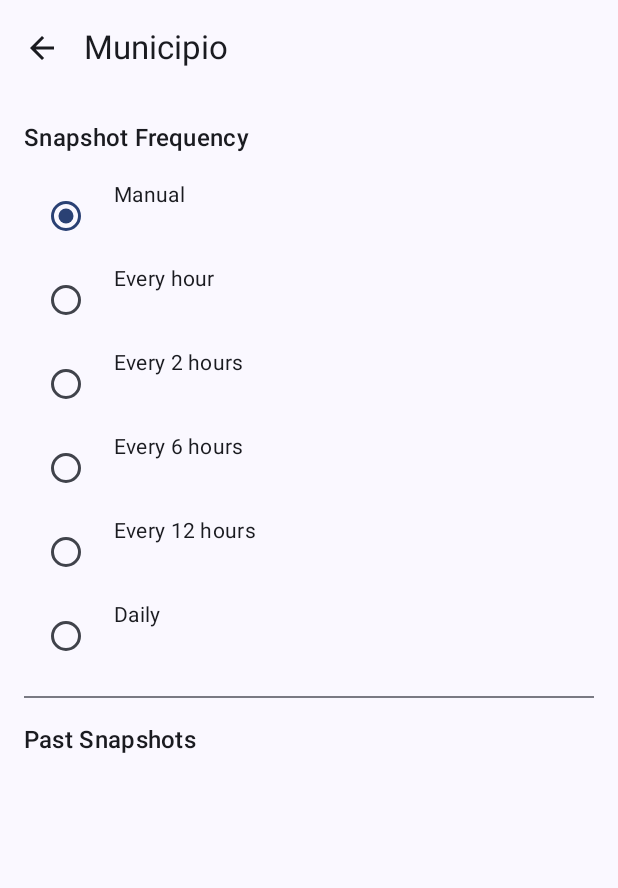
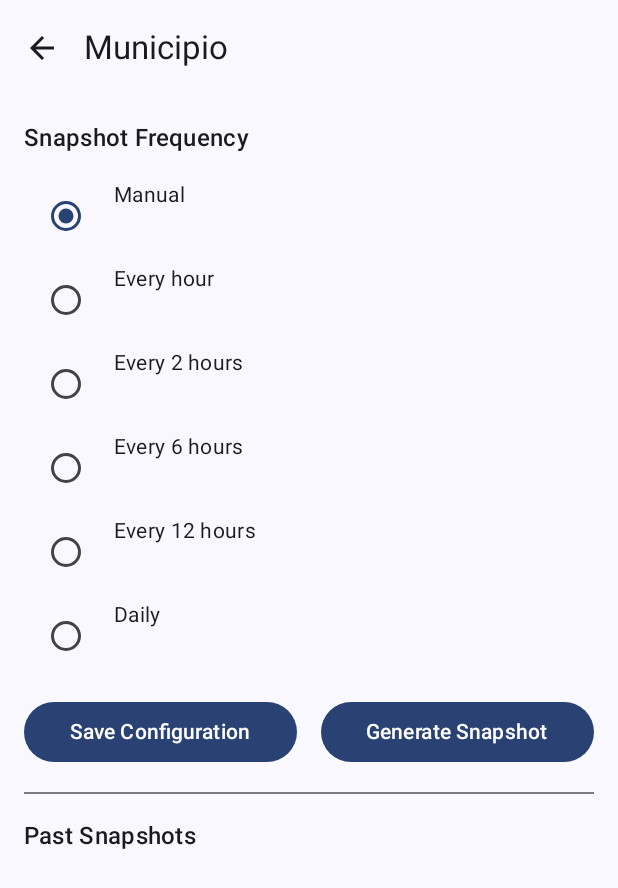
Before and after one commit to Alet-s/WeatherNote, an Android app built with Jetpack Compose: the composable SnapshotMunicipioScreen called with empty values, on a phone screen of 412 x 824 dp. Shown: the top 888 px of the screen. Run offline under Robolectric (Android 15) with nearby library versions, the phone set to English and light mode, and no system bars; our stand-ins replace Dagger/Hilt's generated code, Firebase (no records; nobody signed in at launch, a user with empty details on screens opened directly).

```diff
--- a/app/src/main/java/com/alexser/weathernote/data/repository/SnapshotReportRepositoryImpl.kt
+++ b/app/src/main/java/com/alexser/weathernote/data/repository/SnapshotReportRepositoryImpl.kt
@@ -16,12 +16,13 @@ class SnapshotReportRepositoryImpl @Inject constructor(
     override suspend fun saveSnapshotReport(snapshot: SnapshotReport) {
         val userId = firebaseAuth.currentUser?.uid
             ?: throw IllegalStateException("User not authenticated")
-
+        println("🔥 Firebase userId: ${firebaseAuth.currentUser?.uid}")
         firestore.collection("users")
             .document(userId)
             .collection("snapshot_reports")
             .add(snapshot)
             .await()
+
     }
 
     override suspend fun getAllSnapshotsReports(): List<SnapshotReport> {
--- /dev/null
+++ b/app/src/main/java/com/alexser/weathernote/domain/usecase/SaveSnapshotReportUseCase.kt
@@ -0,0 +1,13 @@
+package com.alexser.weathernote.domain.usecase
+
+import com.alexser.weathernote.domain.model.SnapshotReport
+import com.alexser.weathernote.domain.repository.SnapshotReportRepository
+import javax.inject.Inject
+
+class SaveSnapshotReportUseCase @Inject constructor(
+    private val repository: SnapshotReportRepository
+) {
+    suspend operator fun invoke(snapshot: SnapshotReport) {
+        repository.saveSnapshotReport(snapshot)
+    }
+}
--- a/app/src/main/java/com/alexser/weathernote/presentation/screens/snapshot/SnapshotMunicipioScreen.kt
+++ b/app/src/main/java/com/alexser/weathernote/presentation/screens/snapshot/SnapshotMunicipioScreen.kt
@@ -2,12 +2,14 @@ package com.alexser.weathernote.presentation.screens.snapshot
 
 import androidx.compose.foundation.layout.Arrangement
 import androidx.compose.foundation.layout.Column
+import androidx.compose.foundation.layout.Row
 import androidx.compose.foundation.layout.fillMaxSize
 import androidx.compose.foundation.layout.padding
 import androidx.compose.foundation.lazy.LazyColumn
 import androidx.compose.foundation.lazy.items
 import androidx.compose.material.icons.Icons
 import androidx.compose.material.icons.filled.ArrowBack
+import androidx.compose.material3.Button
 import androidx.compose.material3.Divider
 import androidx.compose.material3.ExperimentalMaterial3Api
 import androidx.compose.material3.Icon
@@ -67,6 +69,23 @@ fun SnapshotMunicipioScreen(
                 onFrequencySelected = { viewModel.updateFrequency(it) }
             )
 
+            Row(horizontalArrangement = Arrangement.spacedBy(16.dp)) {
+                Button(
+                    onClick = { viewModel.saveFrequency() },
+                    modifier = Modifier.weight(1f)
+                ) {
+                    Text("Save Configuration")
+                }
+
+                Button(
+                    onClick = { viewModel.generateSnapshotManually() },
+                    modifier = Modifier.weight(1f)
+                ) {
+                    Text("Generate Snapshot")
+                }
+            }
+
+
             Divider()
 
             Text("Past Snapshots", style = MaterialTheme.typography.titleMedium)
```
Also changed, not shown: app/src/main/java/com/alexser/weathernote/data/remote/mapper/HourlyToSnapshotMapper.kt (+4 -5 lines), app/src/main/java/com/alexser/weathernote/presentation/screens/snapshot/SnapshotMunicipioViewModel.kt (+61 -1 lines).
